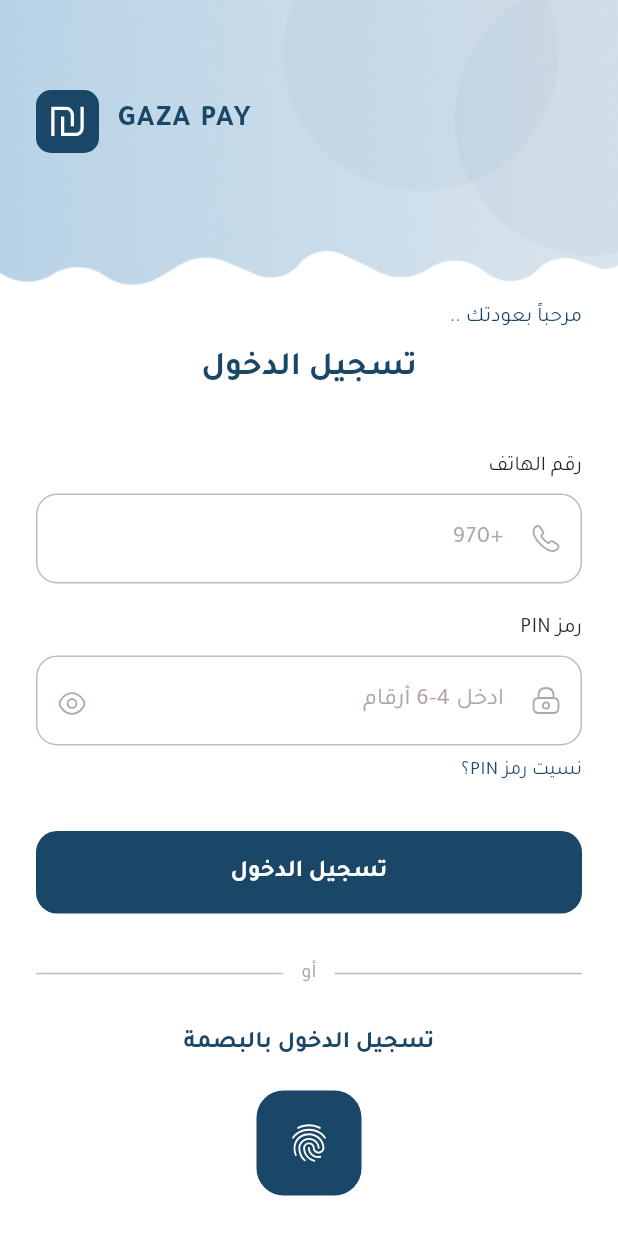
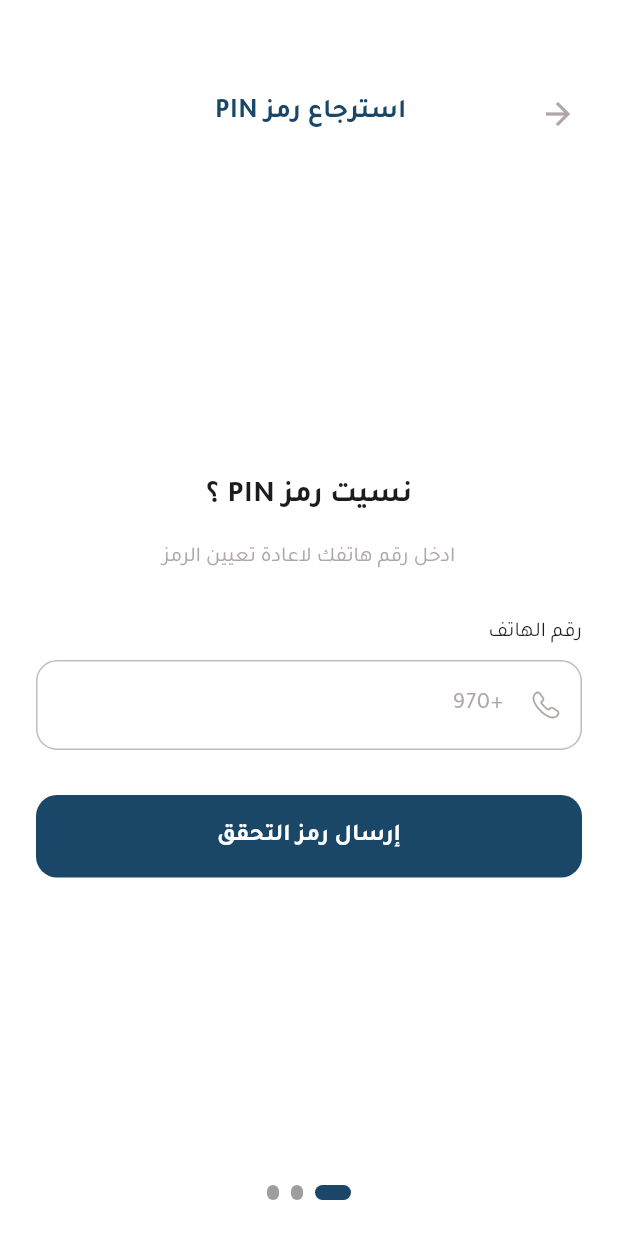
Before and after one commit to a7med2002/gazapay_app, a Flutter app: the LoginScreen screen opened by its route, after a tap on "نسيت رمز PIN؟", on a phone screen of 412 x 824 dp. Run offline on Flutter 3.47's test engine with Material 3 defaults, Android fonts, the light colour scheme and no system bars; drawn by our look-alikes of smooth_page_indicator; our stand-ins replace flutter_svg.

Commit message:
fogot PIN screens done

```diff
--- /dev/null
+++ b/lib/View/Auth/Forgot Pin Steps/step_enter_phone.dart
@@ -0,0 +1,48 @@
+import 'package:flutter/material.dart';
+import 'package:gazapay/Core/Util/constants.dart';
+import '../../../widgets/primary_button.dart';
+import '../../../widgets/custom_text_filed.dart';
+
+class StepEnterPhone extends StatelessWidget {
+  final VoidCallback onNext;
+
+  const StepEnterPhone({super.key, required this.onNext});
+
+  @override
+  Widget build(BuildContext context) {
+    return Padding(
+      padding: const EdgeInsets.symmetric(horizontal: 24),
+      child: Column(
+        mainAxisAlignment: MainAxisAlignment.center,
+        children: [
+          const Text(
+            "نسيت رمز PIN ؟",
+            style: TextStyle(fontSize: 20, fontWeight: FontWeight.w600),
+          ),
+          const SizedBox(height: 16),
+          const Text(
+            "ادخل رقم هاتفك لاعادة تعيين الرمز",
+            style: TextStyle(fontSize: 14, color: kGreyColor),
+          ),
+          const SizedBox(height: 30),
+
+          const Align(
+            alignment: Alignment.centerRight,
+            child: Text("رقم الهاتف"),
+          ),
+          const SizedBox(height: 8),
+
+          const CustomTextField(
+            hint: "+970",
+            keyboardType: TextInputType.phone,
+            prefixSvg: "assets/icons/phone.svg",
+          ),
+
+          const SizedBox(height: 30),
+
+          PrimaryButton(title: "إرسال رمز التحقق", onPressed: onNext),
+        ],
+      ),
+    );
+  }
+}
--- /dev/null
+++ b/lib/View/Auth/forgot_pin_screen.dart
@@ -0,0 +1,66 @@
+import 'package:flutter/material.dart';
+import 'package:gazapay/Core/Util/constants.dart';
+import 'package:gazapay/View/Auth/Forgot%20Pin%20Steps/step_create_pin.dart';
+import 'package:gazapay/View/Auth/Forgot%20Pin%20Steps/step_enter_phone.dart';
+import 'package:gazapay/View/Auth/Forgot%20Pin%20Steps/step_verify_code.dart';
+import 'package:gazapay/Widgets/forgot_pin_header.dart';
+import 'package:smooth_page_indicator/smooth_page_indicator.dart';
+
+class ForgotPinScreen extends StatefulWidget {
+  static String id = "forgotPinScreen";
+  const ForgotPinScreen({super.key});
+
+  @override
+  State<ForgotPinScreen> createState() => _ForgotPinScreenState();
+}
+
+class _ForgotPinScreenState extends State<ForgotPinScreen> {
+  final PageController _controller = PageController();
+
+  void next() {
+    _controller.nextPage(
+      duration: const Duration(milliseconds: 300),
+      curve: Curves.easeInOut,
+    );
+  }
+
+  @override
+  Widget build(BuildContext context) {
+    return Scaffold(
+      backgroundColor: kWhiteColor,
+      body: SafeArea(
+        child: Column(
+          children: [
+            const SizedBox(height: 40),
+            const ForgotPinHeader(),
+
+            Expanded(
+              child: PageView(
+                controller: _controller,
+                physics: const NeverScrollableScrollPhysics(),
+                children: [
+                  StepEnterPhone(onNext: next),
+                  StepVerifyCode(onNext: next),
+                  StepCreatePin(onNext: next),
+                ],
+              ),
+            ),
+
+            Padding(
+              padding: const EdgeInsets.only(bottom: 24),
+              child: SmoothPageIndicator(
+                controller: _controller,
+                count: 3,
+                effect: ExpandingDotsEffect(
+                  dotHeight: 10,
+                  dotWidth: 8,
+                  activeDotColor: kPrimaryColor,
+                ),
+              ),
+            ),
+          ],
+        ),
+      ),
+    );
+  }
+}
--- a/lib/View/Auth/login_screen.dart
+++ b/lib/View/Auth/login_screen.dart
@@ -2,6 +2,7 @@ import 'package:flutter/material.dart';
 import 'package:flutter_svg/flutter_svg.dart';
 import 'package:gazapay/Core/Util/assets.dart';
 import 'package:gazapay/Core/Util/constants.dart';
+import 'package:gazapay/View/Auth/forgot_pin_screen.dart';
 import 'package:gazapay/View/Auth/register_screen.dart';
 import 'package:gazapay/Widgets/custom_text_filed.dart';
 import 'package:gazapay/Widgets/logo_with_title.dart';
@@ -98,7 +99,9 @@ class LoginScreen extends StatelessWidget {
                   Align(
                     alignment: Alignment.centerRight,
                     child: GestureDetector(
-                      onTap: () {},
+                      onTap: () {
+                        Navigator.pushNamed(context, ForgotPinScreen.id);
+                      },
                       child: const Text(
                         "نسيت رمز PIN؟",
                         style: TextStyle(
--- /dev/null
+++ b/lib/Widgets/forgot_pin_header.dart
@@ -0,0 +1,31 @@
+import 'package:flutter/material.dart';
+import 'package:gazapay/Core/Util/constants.dart';
+
+class ForgotPinHeader extends StatelessWidget {
+  const ForgotPinHeader({super.key});
+
+  @override
+  Widget build(BuildContext context) {
+    return Padding(
+      padding: const EdgeInsets.symmetric(horizontal: 16, vertical: 12),
+      child: Row(
+        mainAxisAlignment: MainAxisAlignment.spaceBetween,
+        children: [
+          IconButton(
+            onPressed: () => Navigator.pop(context),
+            icon: const Icon(Icons.arrow_back, size: 24, color: kGreyColor),
+          ),
+          const Text(
+            "استرجاع رمز PIN",
+            style: TextStyle(
+              fontSize: 18,
+              fontWeight: FontWeight.w600,
+              color: kPrimaryColor,
+            ),
+          ),
+          const SizedBox(width: 50),
+        ],
+      ),
+    );
+  }
+}
--- a/lib/main.dart
+++ b/lib/main.dart
@@ -1,4 +1,5 @@
 import 'package:flutter/material.dart';
+import 'package:gazapay/View/Auth/forgot_pin_screen.dart';
 import 'package:gazapay/View/Auth/login_screen.dart';
 import 'package:gazapay/View/Auth/register_screen.dart';
 import 'package:flutter_localizations/flutter_localizations.dart';
@@ -29,6 +30,7 @@ class MyApp extends StatelessWidget {
       routes: {
         RegisterScreen.id : (context) => const RegisterScreen(),
         LoginScreen.id : (context) => const LoginScreen(),
+        ForgotPinScreen.id : (context) => const ForgotPinScreen(),
       },
     );
   }
--- a/pubspec.yaml
+++ b/pubspec.yaml
@@ -38,6 +38,7 @@ dependencies:
   # Use with the CupertinoIcons class for iOS style icons.
   cupertino_icons: ^1.0.8
   flutter_svg: ^2.2.3
+  smooth_page_indicator: ^2.0.1
 
 dev_dependencies:
   flutter_test:
```
Also changed, not shown: lib/View/Auth/Forgot Pin Steps/step_create_pin.dart (added, +76 -0 lines), lib/View/Auth/Forgot Pin Steps/step_verify_code.dart (added, +73 -0 lines), lib/Widgets/otp_field.dart (added, +71 -0 lines), lib/Widgets/success_dialog.dart (added, +63 -0 lines), assets/icons/success.svg (added), pubspec.lock.
